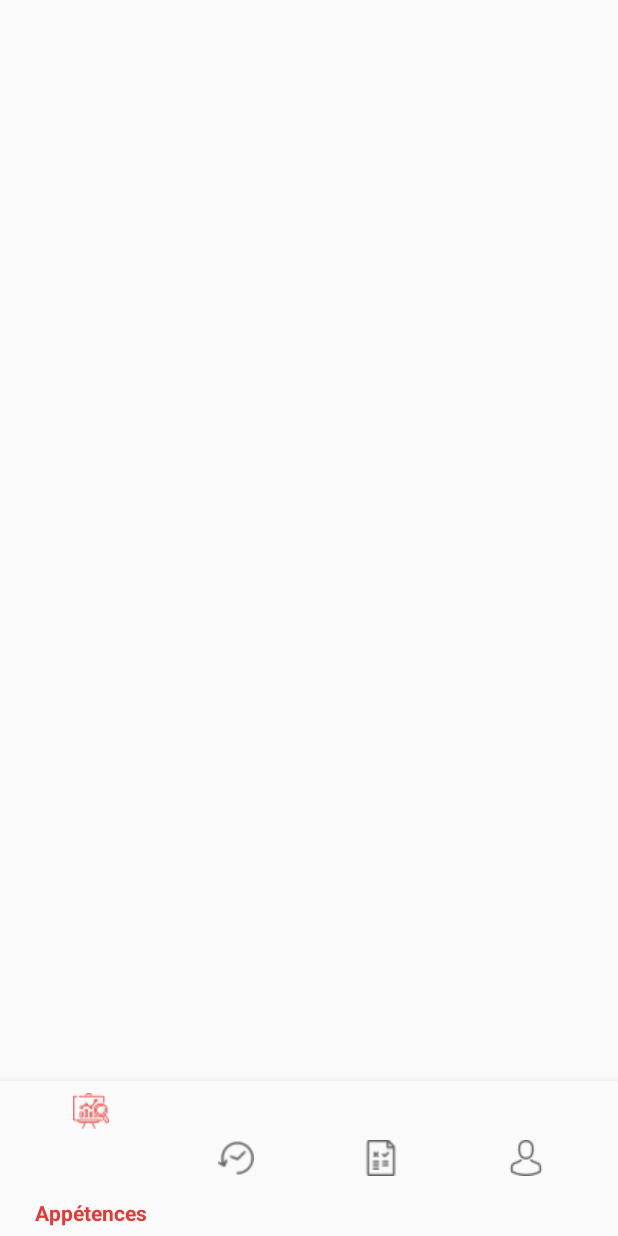
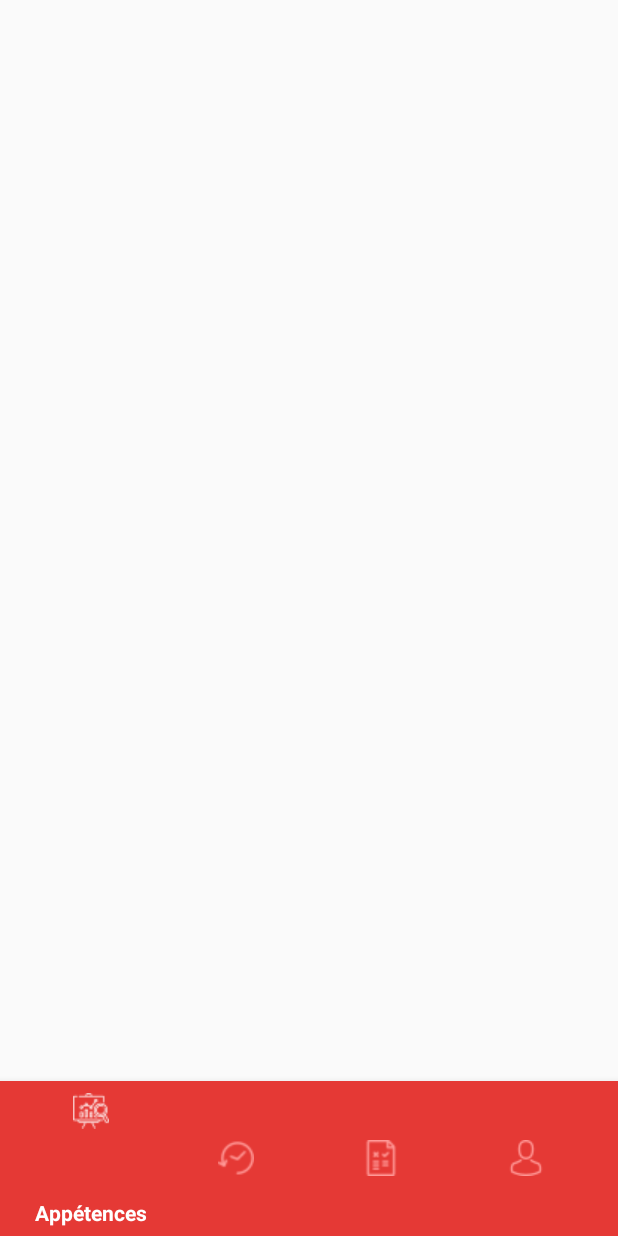
Before and after one commit to ongphil/justkidding_app, an Android app: the layout activity_main.xml on its own in the app's theme, with its tools: preview values and no code run, on a phone screen of 412 x 824 dp. Run offline under Robolectric (Android 15) with nearby library versions, the phone set to English and light mode, and no system bars.

Commit message:
Upgrade en min API21 et style pour la Bottom navigation bar

```diff
--- a/app/build.gradle
+++ b/app/build.gradle
@@ -4,7 +4,7 @@ android {
     compileSdkVersion 28
     defaultConfig {
         applicationId "justkidding.justkidding"
-        minSdkVersion 18
+        minSdkVersion 21
         targetSdkVersion 28
         versionCode 1
         versionName "1.0"
--- /dev/null
+++ b/app/src/main/res/drawable/bottom_navigation_selector.xml
@@ -0,0 +1,5 @@
+<?xml version="1.0" encoding="utf-8"?>
+<selector xmlns:android="http://schemas.android.com/apk/res/android">
+    <item android:state_checked="true" android:color="#FFF" />
+    <item android:state_checked="false" android:color="#ff9896"  />
+</selector>
--- a/app/src/main/res/layout/activity_main.xml
+++ b/app/src/main/res/layout/activity_main.xml
@@ -26,7 +26,10 @@
             android:layout_width="match_parent"
             android:layout_height="0dp"
             android:layout_weight="1"
-            android:background="?android:attr/windowBackground"
+            android:background="@color/colorPrimary"
+            app:itemBackground="@color/colorPrimary"
+            app:itemIconTint="@drawable/bottom_navigation_selector"
+            app:itemTextColor="@drawable/bottom_navigation_selector"
             app:layout_constraintBottom_toBottomOf="parent"
             app:layout_constraintLeft_toLeftOf="parent"
             app:layout_constraintRight_toRightOf="parent"
```
Also changed, not shown: app/src/main/java/justkidding/justkidding/MainActivity.java (+27 -25 lines).
